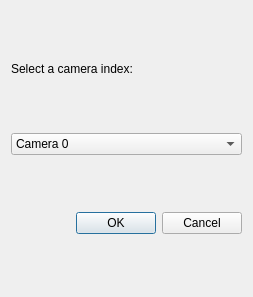
First picture: the form in src/CameraDialog.ui, repository markus-wa/glmixer-mirror, before the edit.
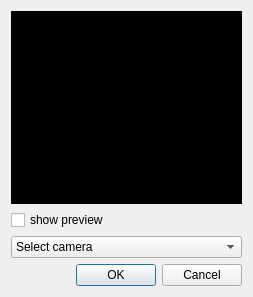
Second picture: the form after the edit. Icons and pictures are not drawn.

Commit message: Implemented global list of existing opencv sources in OpencvSource This allows to check easily if a source with a camera index already exists. Changed Rendering manager and  Camera dialog preview accordingly.

```diff
--- a/src/CameraDialog.ui
+++ b/src/CameraDialog.ui
@@ -21,15 +21,28 @@
   </property>
   <layout class="QVBoxLayout" name="verticalLayout">
    <item>
-    <widget class="QLabel" name="label">
-     <property name="sizePolicy">
-      <sizepolicy hsizetype="Preferred" vsizetype="Maximum">
-       <horstretch>0</horstretch>
-       <verstretch>0</verstretch>
-      </sizepolicy>
+    <widget class="QLabel" name="nopreview">
+     <property name="styleSheet">
+      <string notr="true">background-color: rgb(0, 0, 0);</string>
      </property>
+     <property name="frameShape">
+      <enum>QFrame::NoFrame</enum>
+     </property>
      <property name="text">
-      <string>Select a camera index:</string>
+      <string/>
+     </property>
+     <property name="pixmap">
+      <pixmap resource="../icons.qrc">:/glmixer/icons/process-stop.png</pixmap>
+     </property>
+     <property name="alignment">
+      <set>Qt::AlignCenter</set>
+     </property>
+    </widget>
+   </item>
+   <item>
+    <widget class="QCheckBox" name="showPreview">
+     <property name="text">
+      <string>show preview</string>
      </property>
     </widget>
    </item>
@@ -41,6 +54,11 @@
        <verstretch>0</verstretch>
       </sizepolicy>
      </property>
+     <item>
+      <property name="text">
+       <string>Select camera</string>
+      </property>
+     </item>
      <item>
       <property name="text">
        <string>Camera 0</string>
```
The commit also changes 8 other files.
